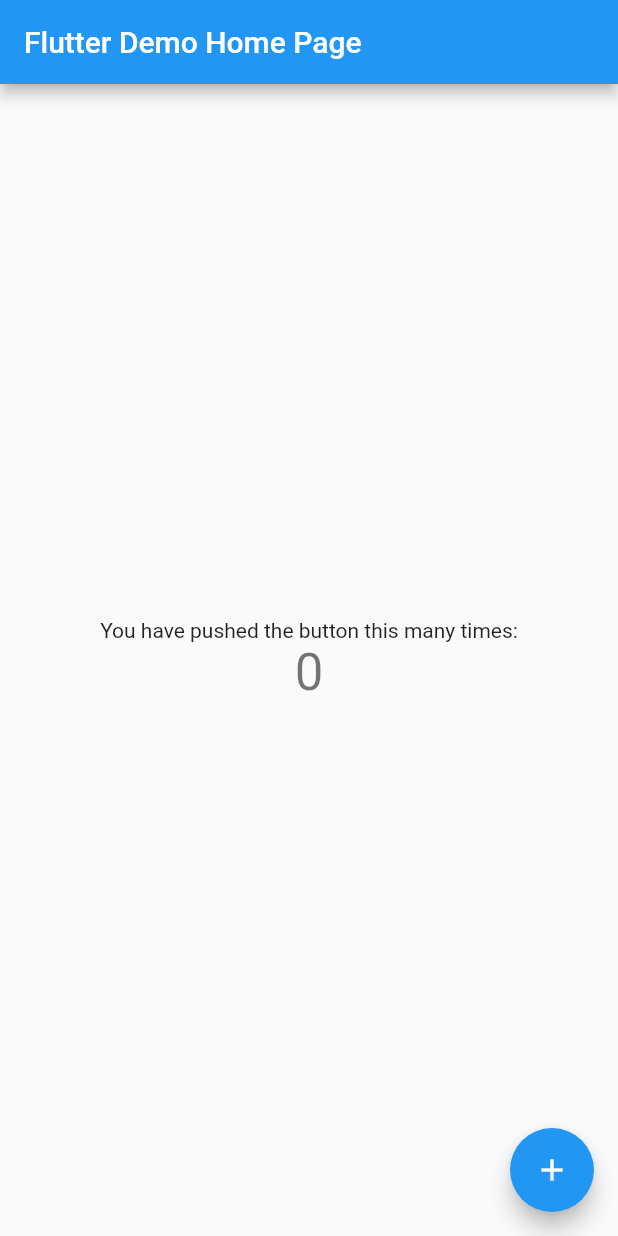
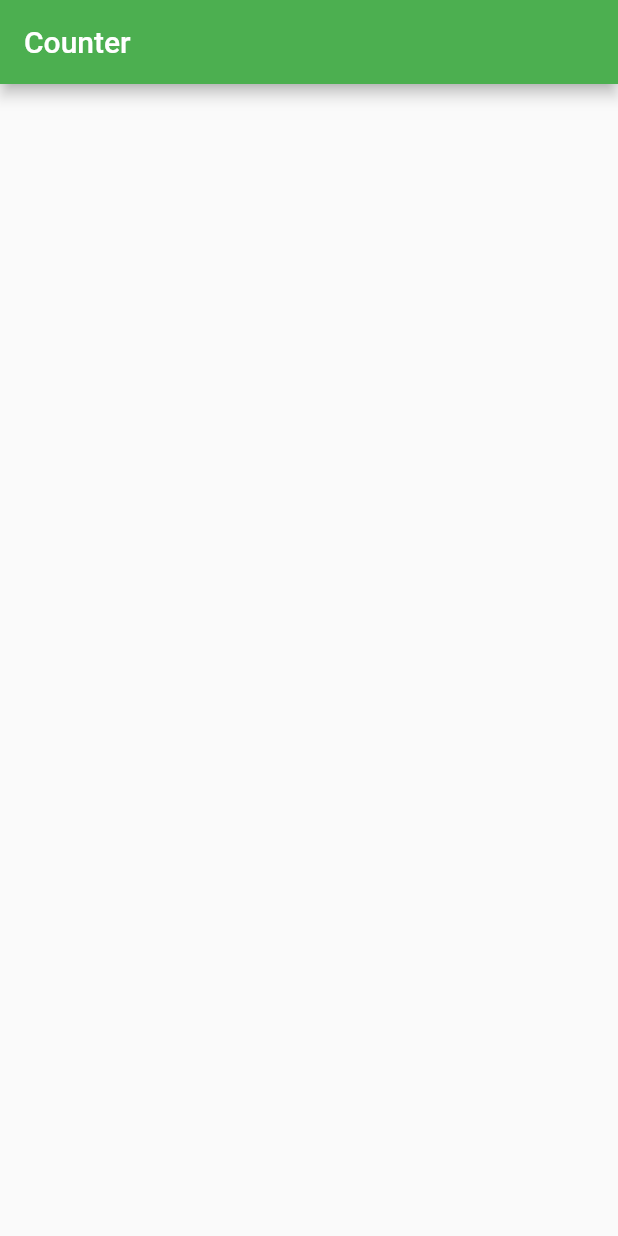
Before and after one commit to guntza10/FlutterDojo, a Flutter app: the screen it shows after launch, on a phone screen of 412 x 824 dp. Run offline on Flutter 3.47's test engine with Material 2 defaults, Android fonts, the light colour scheme and no system bars.

Commit message:
update stateless, stateful widget

```diff
--- a/my_first_flutter_app/lib/main.dart
+++ b/my_first_flutter_app/lib/main.dart
@@ -1,115 +1,38 @@
 import 'package:flutter/material.dart';
 
 void main() {
-  runApp(const MyApp());
+  runApp(MyApp());
 }
 
 class MyApp extends StatelessWidget {
   const MyApp({Key? key}) : super(key: key);
 
-  // This widget is the root of your application.
   @override
   Widget build(BuildContext context) {
     return MaterialApp(
-      title: 'Flutter Demo',
+      title: 'My First Flutter App', // เป็น header title name
       theme: ThemeData(
-        // This is the theme of your application.
-        //
-        // Try running your application with "flutter run". You'll see the
-        // application has a blue toolbar. Then, without quitting the app, try
-        // changing the primarySwatch below to Colors.green and then invoke
-        // "hot reload" (press "r" in the console where you ran "flutter run",
-        // or simply save your changes to "hot reload" in a Flutter IDE).
-        // Notice that the counter didn't reset back to zero; the application
-        // is not restarted.
-        primarySwatch: Colors.blue,
+        primarySwatch: Colors.green,
       ),
-      home: const MyHomePage(title: 'Flutter Demo Home Page'),
+      home: CouterArea(),
     );
   }
 }
 
-class MyHomePage extends StatefulWidget {
-  const MyHomePage({Key? key, required this.title}) : super(key: key);
-
-  // This widget is the home page of your application. It is stateful, meaning
-  // that it has a State object (defined below) that contains fields that affect
-  // how it looks.
-
-  // This class is the configuration for the state. It holds the values (in this
-  // case the title) provided by the parent (in this case the App widget) and
-  // used by the build method of the State. Fields in a Widget subclass are
-  // always marked "final".
-
-  final String title;
+class CouterArea extends StatefulWidget {
+  const CouterArea({Key? key}) : super(key: key);
 
   @override
-  State<MyHomePage> createState() => _MyHomePageState();
+  _CouterAreaState createState() => _CouterAreaState();
 }
 
-class _MyHomePageState extends State<MyHomePage> {
-  int _counter = 0;
-
-  void _incrementCounter() {
-    setState(() {
-      // This call to setState tells the Flutter framework that something has
-      // changed in this State, which causes it to rerun the build method below
-      // so that the display can reflect the updated values. If we changed
-      // _counter without calling setState(), then the build method would not be
-      // called again, and so nothing would appear to happen.
-      _counter++;
-    });
-  }
-
+class _CouterAreaState extends State<CouterArea> {
   @override
   Widget build(BuildContext context) {
-    // This method is rerun every time setState is called, for instance as done
-    // by the _incrementCounter method above.
-    //
-    // The Flutter framework has been optimized to make rerunning build methods
-    // fast, so that you can just rebuild anything that needs updating rather
-    // than having to individually change instances of widgets.
     return Scaffold(
       appBar: AppBar(
-        // Here we take the value from the MyHomePage object that was created by
-        // the App.build method, and use it to set our appbar title.
-        title: Text(widget.title),
+        title: Text('Counter'),
       ),
-      body: Center(
-        // Center is a layout widget. It takes a single child and positions it
-        // in the middle of the parent.
-        child: Column(
-          // Column is also a layout widget. It takes a list of children and
-          // arranges them vertically. By default, it sizes itself to fit its
-          // children horizontally, and tries to be as tall as its parent.
-          //
-          // Invoke "debug painting" (press "p" in the console, choose the
-          // "Toggle Debug Paint" action from the Flutter Inspector in Android
-          // Studio, or the "Toggle Debug Paint" command in Visual Studio Code)
-          // to see the wireframe for each widget.
-          //
-          // Column has various properties to control how it sizes itself and
-          // how it positions its children. Here we use mainAxisAlignment to
-          // center the children vertically; the main axis here is the vertical
-          // axis because Columns are vertical (the cross axis would be
-          // horizontal).
-          mainAxisAlignment: MainAxisAlignment.center,
-          children: <Widget>[
-            const Text(
-              'You have pushed the button this many times:',
-            ),
-            Text(
-              '$_counter',
-              style: Theme.of(context).textTheme.headline4,
-            ),
-          ],
-        ),
-      ),
-      floatingActionButton: FloatingActionButton(
-        onPressed: _incrementCounter,
-        tooltip: 'Increment',
-        child: const Icon(Icons.add),
-      ), // This trailing comma makes auto-formatting nicer for build methods.
     );
   }
 }
```
Also changed, not shown: images/flutter_widget_1.png (added), images/scaffold.png (added), images/stateful_widget.png (added), images/stateless_widget.png (added), 4 other files.
